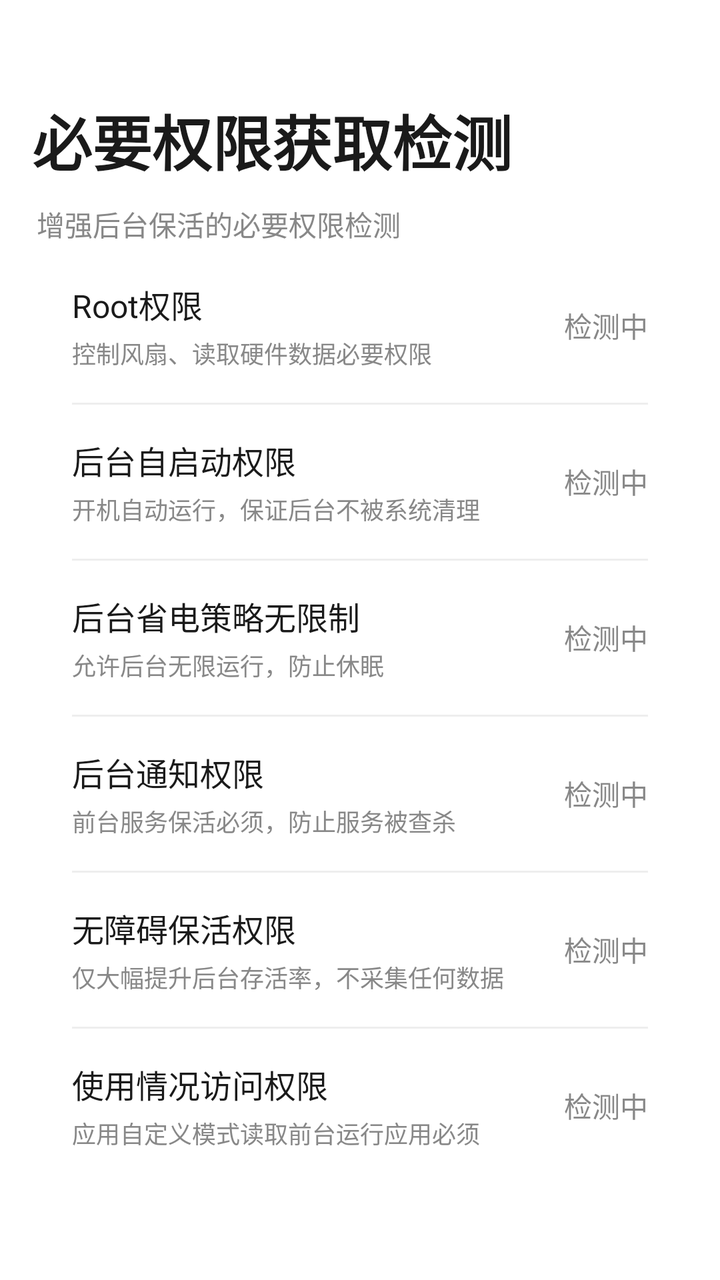
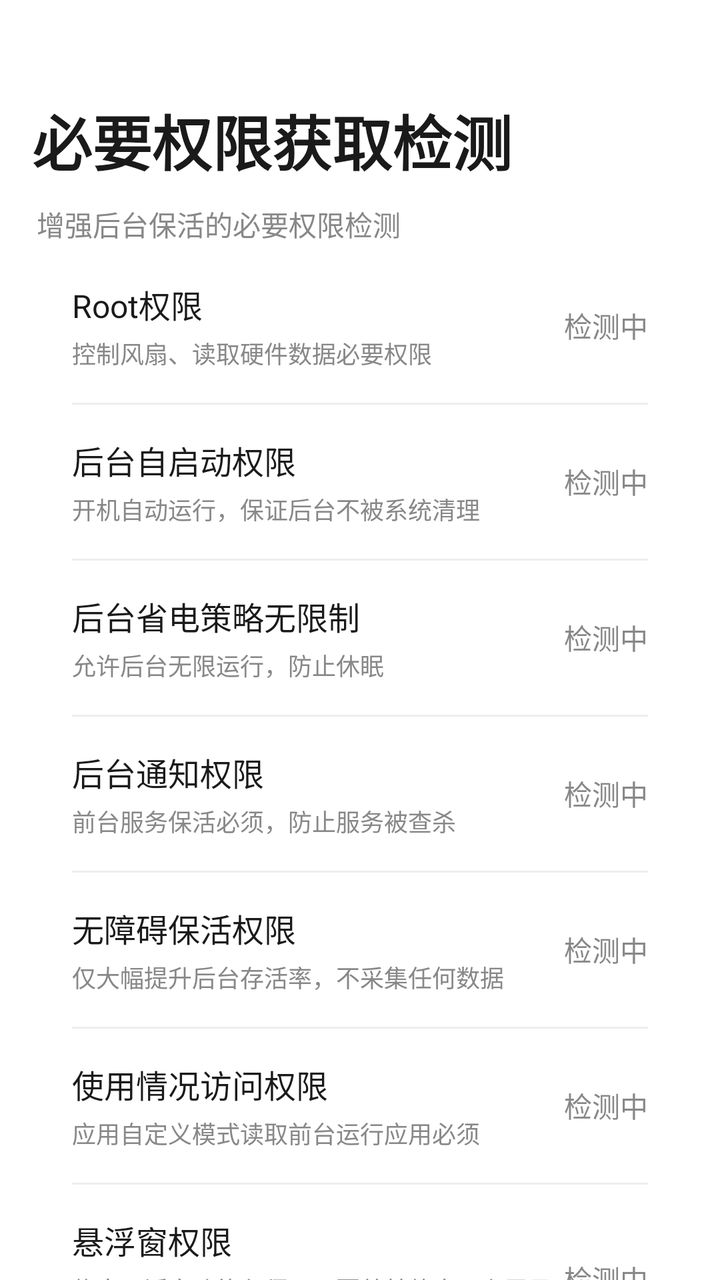

Before-and-after screenshots of an Android layout around one commit, followed by the original layout XML and the change that was made.
<!-- AndroidManifest.xml: application theme Theme.FanWidget -->
<!-- res/layout/fragment_permission_detail.xml -->
<?xml version="1.0" encoding="utf-8"?>
<LinearLayout xmlns:android="http://schemas.android.com/apk/res/android"
    android:layout_width="match_parent"
    android:layout_height="match_parent"
    android:orientation="vertical">

    
    <TextView
        android:layout_width="match_parent"
        android:layout_height="wrap_content"
        android:text="必要权限获取检测"
        android:textSize="30sp"
        android:textStyle="bold"
        android:textColor="@color/text_primary"
        android:paddingHorizontal="16dp"
        android:paddingTop="48dp"
        android:paddingBottom="10dp" />

    <ScrollView
        android:id="@+id/perm_scrollview"
        android:layout_width="match_parent"
        android:layout_height="0dp"
        android:layout_weight="1"
        android:fillViewport="true"
        android:scrollbars="none"
        android:cacheColorHint="#00000000"
        android:scrollingCache="true"
        android:overScrollMode="never">

        <LinearLayout
            android:layout_width="match_parent"
            android:layout_height="wrap_content"
            android:orientation="vertical"
            android:paddingBottom="80dp">

            <TextView
                android:layout_width="match_parent"
                android:layout_height="wrap_content"
                android:text=" 增强后台保活的必要权限检测"
                android:textSize="14sp"
                android:textColor="@color/text_secondary"
                android:paddingHorizontal="15dp"
                android:layout_marginBottom="2dp" />

            
            <LinearLayout
                android:layout_width="match_parent"
                android:layout_height="wrap_content"
                android:orientation="vertical"
                android:background="@drawable/card_background"
                android:tag="blue_card"
                android:layout_marginHorizontal="20dp"
                android:clipToOutline="true">

                
                <LinearLayout
                    android:id="@+id/item_root"
                    android:layout_width="match_parent"
                    android:layout_height="wrap_content"
                    android:orientation="horizontal"
                    android:gravity="center_vertical"
                    android:padding="16dp"
                    android:clickable="true"
                    android:foreground="?attr/selectableItemBackground">

                    <LinearLayout
                        android:layout_width="0dp"
                        android:layout_height="wrap_content"
                        android:layout_weight="1"
                        android:orientation="vertical">
                        <TextView
                            android:layout_width="match_parent"
                            android:layout_height="wrap_content"
                            android:text="Root权限"
                            android:textSize="16sp"
                            android:textColor="@color/text_primary" />
                        <TextView
                            android:layout_width="match_parent"
                            android:layout_height="wrap_content"
                            android:text="控制风扇、读取硬件数据必要权限"
                            android:textSize="12sp"
                            android:textColor="@color/text_secondary"
                            android:layout_marginTop="4dp" />
                    </LinearLayout>

                    <TextView
                        android:id="@+id/tv_root_status"
                        android:layout_width="wrap_content"
                        android:layout_height="wrap_content"
                        android:text="检测中"
                        android:textSize="14sp"
                        android:textColor="@color/text_secondary" />
                </LinearLayout>

                
                <View
                    android:layout_width="match_parent"
                    android:layout_height="1dp"
                    android:background="@color/divider"
                    android:layout_marginHorizontal="16dp" />

                
                <LinearLayout
                    android:id="@+id/item_autostart"
                    android:layout_width="match_parent"
                    android:layout_height="wrap_content"
                    android:orientation="horizontal"
                    android:gravity="center_vertical"
                    android:padding="16dp"
                    android:clickable="true"
                    android:foreground="?attr/selectableItemBackground">

                    <LinearLayout
                        android:layout_width="0dp"
                        android:layout_height="wrap_content"
                        android:layout_weight="1"
                        android:orientation="vertical">
                        <TextView
                            android:layout_width="match_parent"
                            android:layout_height="wrap_content"
                            android:text="后台自启动权限"
                            android:textSize="16sp"
                            android:textColor="@color/text_primary" />
                        <TextView
                            android:layout_width="match_parent"
                            android:layout_height="wrap_content"
                            android:text="开机自动运行，保证后台不被系统清理"
                            android:textSize="12sp"
                            android:textColor="@color/text_secondary"
                            android:layout_marginTop="4dp" />
                    </LinearLayout>

                    <TextView
                        android:id="@+id/tv_autostart_status"
                        android:layout_width="wrap_content"
                        android:layout_height="wrap_content"
                        android:text="检测中"
                        android:textSize="14sp"
                        android:textColor="@color/text_secondary" />
                </LinearLayout>

                
                <View
                    android:layout_width="match_parent"
                    android:layout_height="1dp"
                    android:background="@color/divider"
                    android:layout_marginHorizontal="16dp" />

                
                <LinearLayout
                    android:id="@+id/item_battery"
                    android:layout_width="match_parent"
                    android:layout_height="wrap_content"
                    android:orientation="horizontal"
                    android:gravity="center_vertical"
                    android:padding="16dp"
                    android:clickable="true"
                    android:foreground="?attr/selectableItemBackground">

                    <LinearLayout
                        android:layout_width="0dp"
                        android:layout_height="wrap_content"
                        android:layout_weight="1"
                        android:orientation="vertical">
                        <TextView
                            android:layout_width="match_parent"
                            android:layout_height="wrap_content"
                            android:text="后台省电策略无限制"
                            android:textSize="16sp"
                            android:textColor="@color/text_primary" />
                        <TextView
                            android:layout_width="match_parent"
                            android:layout_height="wrap_content"
                            android:text="允许后台无限运行，防止休眠"
                            android:textSize="12sp"
                            android:textColor="@color/text_secondary"
                            android:layout_marginTop="4dp" />
                    </LinearLayout>

                    <TextView
                        android:id="@+id/tv_battery_status"
                        android:layout_width="wrap_content"
                        android:layout_height="wrap_content"
                        android:text="检测中"
                        android:textSize="14sp"
                        android:textColor="@color/text_secondary" />
                </LinearLayout>

                
                <View
                    android:layout_width="match_parent"
                    android:layout_height="1dp"
                    android:background="@color/divider"
                    android:layout_marginHorizontal="16dp" />

                
                <LinearLayout
                    android:id="@+id/item_notification"
                    android:layout_width="match_parent"
                    android:layout_height="wrap_content"
                    android:orientation="horizontal"
                    android:gravity="center_vertical"
                    android:padding="16dp"
                    android:clickable="true"
                    android:foreground="?attr/selectableItemBackground">

                    <LinearLayout
                        android:layout_width="0dp"
                        android:layout_height="wrap_content"
                        android:layout_weight="1"
                        android:orientation="vertical">
                        <TextView
                            android:layout_width="match_parent"
                            android:layout_height="wrap_content"
                            android:text="后台通知权限"
                            android:textSize="16sp"
                            android:textColor="@color/text_primary" />
                        <TextView
                            android:layout_width="match_parent"
                            android:layout_height="wrap_content"
                            android:text="前台服务保活必须，防止服务被查杀"
                            android:textSize="12sp"
                            android:textColor="@color/text_secondary"
                            android:layout_marginTop="4dp" />
                    </LinearLayout>

                    <TextView
                        android:id="@+id/tv_notification_status"
                        android:layout_width="wrap_content"
                        android:layout_height="wrap_content"
                        android:text="检测中"
                        android:textSize="14sp"
                        android:textColor="@color/text_secondary" />
                </LinearLayout>

                
                <View
                    android:layout_width="match_parent"
                    android:layout_height="1dp"
                    android:background="@color/divider"
                    android:layout_marginHorizontal="16dp" />

                
                <LinearLayout
                    android:id="@+id/item_accessibility"
                    android:layout_width="match_parent"
                    android:layout_height="wrap_content"
                    android:orientation="horizontal"
                    android:gravity="center_vertical"
                    android:padding="16dp"
                    android:clickable="true"
                    android:foreground="?attr/selectableItemBackground">

                    <LinearLayout
                        android:layout_width="0dp"
                        android:layout_height="wrap_content"
                        android:layout_weight="1"
                        android:orientation="vertical">
                        <TextView
                            android:layout_width="match_parent"
                            android:layout_height="wrap_content"
                            android:text="无障碍保活权限"
                            android:textSize="16sp"
                            android:textColor="@color/text_primary" />
                        <TextView
                            android:layout_width="match_parent"
                            android:layout_height="wrap_content"
                            android:text="仅大幅提升后台存活率，不采集任何数据"
                            android:textSize="12sp"
                            android:textColor="@color/text_secondary"
                            android:layout_marginTop="4dp" />
                    </LinearLayout>

                    <TextView
                        android:id="@+id/tv_accessibility_status"
                        android:layout_width="wrap_content"
                        android:layout_height="wrap_content"
                        android:text="检测中"
                        android:textSize="14sp"
                        android:textColor="@color/text_secondary" />
                </LinearLayout>

                
                <View
                    android:layout_width="match_parent"
                    android:layout_height="1dp"
                    android:background="@color/divider"
                    android:layout_marginHorizontal="16dp" />

                
                <LinearLayout
                    android:id="@+id/item_usage_stats"
                    android:layout_width="match_parent"
                    android:layout_height="wrap_content"
                    android:orientation="horizontal"
                    android:gravity="center_vertical"
                    android:padding="16dp"
                    android:clickable="true"
                    android:foreground="?attr/selectableItemBackground">

                    <LinearLayout
                        android:layout_width="0dp"
                        android:layout_height="wrap_content"
                        android:layout_weight="1"
                        android:orientation="vertical">
                        <TextView
                            android:layout_width="match_parent"
                            android:layout_height="wrap_content"
                            android:text="使用情况访问权限"
                            android:textSize="16sp"
                            android:textColor="@color/text_primary" />
                        <TextView
                            android:layout_width="match_parent"
                            android:layout_height="wrap_content"
                            android:text="应用自定义模式读取前台运行应用必须"
                            android:textSize="12sp"
                            android:textColor="@color/text_secondary"
                            android:layout_marginTop="4dp" />
                    </LinearLayout>

                    <TextView
                        android:id="@+id/tv_usage_stats_status"
                        android:layout_width="wrap_content"
                        android:layout_height="wrap_content"
                        android:text="检测中"
                        android:textSize="14sp"
                        android:textColor="@color/text_secondary" />
                </LinearLayout>
            </LinearLayout>
        </LinearLayout>
    </ScrollView>
</LinearLayout>
<!-- resources referenced by this layout -->
<resources>
  <color name="divider">#EEEEEE</color>
  <color name="text_primary">#1A1A1A</color>
  <color name="text_secondary">#888888</color>
  <!-- drawable card_background (drawable) -->
  <?xml version="1.0" encoding="utf-8"?>
  <layer-list xmlns:android="http://schemas.android.com/apk/res/android">
  
      
      <item>
          <shape android:shape="rectangle">
              <corners android:radius="28dp"/>
              
              <gradient
                  android:angle="270"
                  android:startColor="#80FFFFFF"
                  android:endColor="#20FFFFFF"
                  android:type="linear"/>
          </shape>
      </item>
  
      
      
      <item
          android:bottom="2dp"
          android:left="2dp"
          android:right="2dp"
          android:top="2dp">
          <shape android:shape="rectangle">
              <corners android:radius="26dp"/>
              
              <solid android:color="@color/card_bg_blur"/>
          </shape>
      </item>
  
  </layer-list>
  <style name="Theme.FanWidget" parent="Theme.MaterialComponents.DayNight.NoActionBar">
          <item name="colorPrimary">@color/purple_500</item>
          <item name="colorPrimaryVariant">@color/purple_700</item>
          <item name="colorOnPrimary">@color/white</item>
      </style>
  <color name="card_bg_blur">#99FFFFFF</color>
  <color name="purple_500">#6200EE</color>
  <color name="purple_700">#3700B3</color>
  <color name="white">#FFFFFF</color>
</resources>

<!-- the commit's change to res/layout/fragment_permission_detail.xml (unified diff, before → after) -->
@@ -326,6 +326,53 @@
                         android:textSize="14sp"
                         android:textColor="@color/text_secondary" />
                 </LinearLayout>
+
+                
+                <View
+                    android:layout_width="match_parent"
+                    android:layout_height="1dp"
+                    android:background="@color/divider"
+                    android:layout_marginHorizontal="16dp" />
+
+                
+                <LinearLayout
+                    android:id="@+id/item_overlay"
+                    android:layout_width="match_parent"
+                    android:layout_height="wrap_content"
+                    android:orientation="horizontal"
+                    android:gravity="center_vertical"
+                    android:padding="16dp"
+                    android:clickable="true"
+                    android:foreground="?attr/selectableItemBackground">
+
+                    <LinearLayout
+                        android:layout_width="0dp"
+                        android:layout_height="wrap_content"
+                        android:layout_weight="1"
+                        android:orientation="vertical">
+                        <TextView
+                            android:layout_width="match_parent"
+                            android:layout_height="wrap_content"
+                            android:text="悬浮窗权限"
+                            android:textSize="16sp"
+                            android:textColor="@color/text_primary" />
+                        <TextView
+                            android:layout_width="match_parent"
+                            android:layout_height="wrap_content"
+                            android:text="信息悬浮窗功能必须，可覆盖其他应用上层显示"
+                            android:textSize="12sp"
+                            android:textColor="@color/text_secondary"
+                            android:layout_marginTop="4dp" />
+                    </LinearLayout>
+
+                    <TextView
+                        android:id="@+id/tv_overlay_status"
+                        android:layout_width="wrap_content"
+                        android:layout_height="wrap_content"
+                        android:text="检测中"
+                        android:textSize="14sp"
+                        android:textColor="@color/text_secondary" />
+                </LinearLayout>
             </LinearLayout>
         </LinearLayout>
     </ScrollView>
